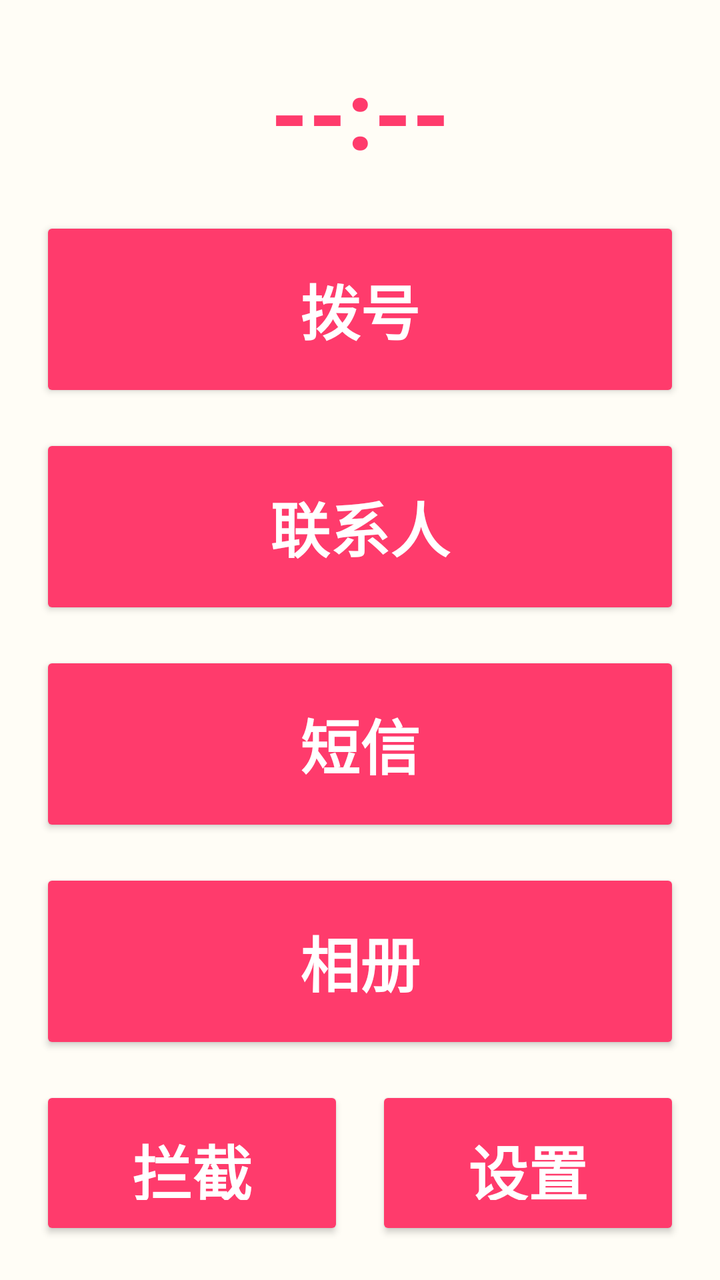
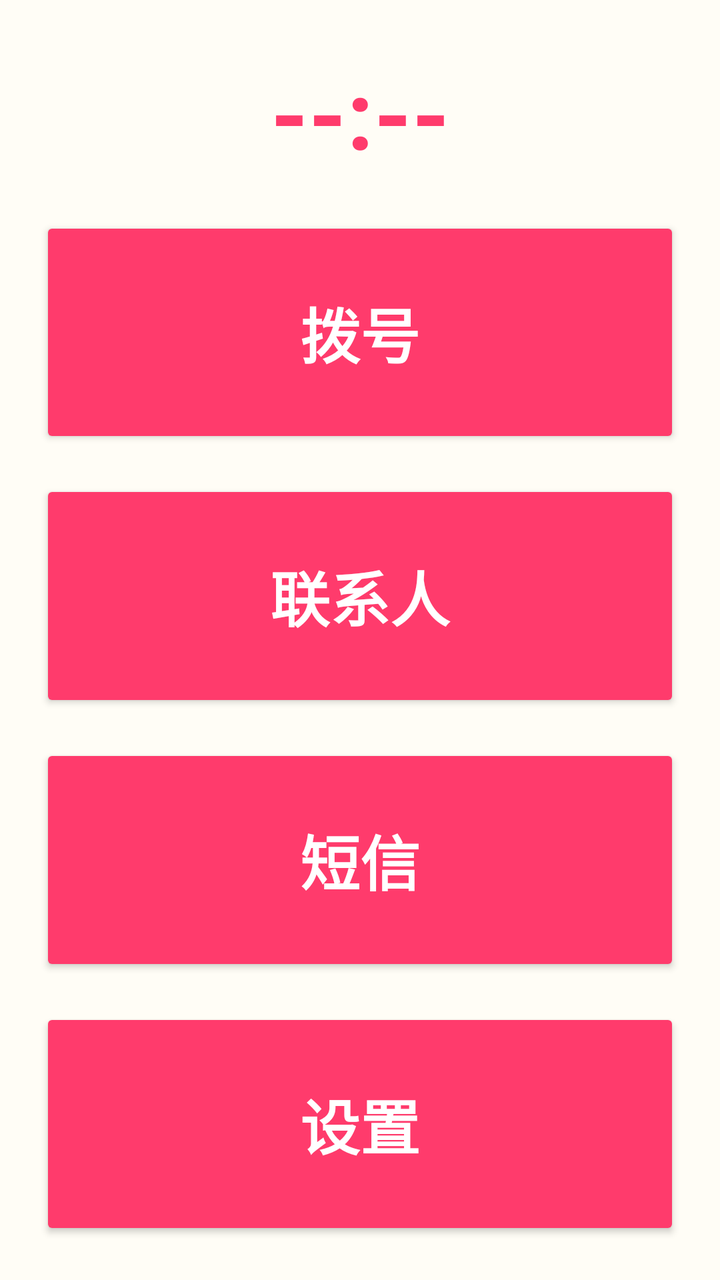

The first picture is an Android layout as it rendered before a commit; the second is the same layout after the commit. The layout source and the unified diff follow.
<!-- AndroidManifest.xml: application theme Theme.ElderLauncher -->
<!-- res/layout/activity_home.xml -->
<?xml version="1.0" encoding="utf-8"?>
<LinearLayout xmlns:android="http://schemas.android.com/apk/res/android"
    android:orientation="vertical"
    android:padding="12dp"
    android:layout_width="match_parent"
    android:layout_height="match_parent">

    <TextView
        android:id="@+id/tvClock"
        android:text="--:--"
        android:textSize="48sp"
        android:textStyle="bold"
        android:textColor="@color/primary"
        android:gravity="center"
        android:padding="12dp"
        android:layout_width="match_parent"
        android:layout_height="wrap_content" />

    <Button
        android:id="@+id/btnDialer"
        style="@style/BigButton"
        android:text="@string/home_dialer"
        android:layout_width="match_parent"
        android:layout_height="0dp"
        android:layout_weight="1" />

    <Button
        android:id="@+id/btnContacts"
        style="@style/BigButton"
        android:text="@string/home_contacts"
        android:layout_width="match_parent"
        android:layout_height="0dp"
        android:layout_weight="1" />

    <Button
        android:id="@+id/btnSms"
        style="@style/BigButton"
        android:text="@string/home_sms"
        android:layout_width="match_parent"
        android:layout_height="0dp"
        android:layout_weight="1" />

    <Button
        android:id="@+id/btnAlbum"
        style="@style/BigButton"
        android:text="@string/home_album"
        android:layout_width="match_parent"
        android:layout_height="0dp"
        android:layout_weight="1" />

    <LinearLayout
        android:orientation="horizontal"
        android:layout_width="match_parent"
        android:layout_height="0dp"
        android:layout_weight="1">

        <Button
            android:id="@+id/btnBlock"
            style="@style/BigButton"
            android:text="@string/home_block"
            android:layout_width="0dp"
            android:layout_weight="1"
            android:layout_height="match_parent" />

        <Button
            android:id="@+id/btnSettings"
            style="@style/BigButton"
            android:text="@string/home_settings"
            android:layout_width="0dp"
            android:layout_weight="1"
            android:layout_height="match_parent" />
    </LinearLayout>
</LinearLayout>
<!-- resources referenced by this layout -->
<resources>
  <color name="primary">#FF3B6C</color>
  <string name="home_album">相册</string>
  <string name="home_block">拦截</string>
  <string name="home_contacts">联系人</string>
  <string name="home_dialer">拨号</string>
  <string name="home_settings">设置</string>
  <string name="home_sms">短信</string>
  <style name="BigButton" parent="Widget.AppCompat.Button">
          <item name="android:textSize">30sp</item>
          <item name="android:textStyle">bold</item>
          <item name="android:textColor">@android:color/white</item>
          <item name="android:backgroundTint">@color/primary</item>
          <item name="android:layout_margin">8dp</item>
          <item name="android:padding">20dp</item>
      </style>
  <style name="Theme.ElderLauncher" parent="Theme.AppCompat.DayNight.NoActionBar">
          <item name="colorPrimary">@color/primary</item>
          <item name="colorPrimaryDark">@color/primary_dark</item>
          <item name="colorAccent">@color/accent</item>
          <item name="android:windowBackground">@color/bg</item>
          <item name="android:textSize">22sp</item>
          <item name="android:textColor">@color/text_dark</item>
      </style>
  <color name="primary_dark">#C2185B</color>
  <color name="accent">#FF6F91</color>
  <color name="bg">#FFFDF6</color>
  <color name="text_dark">#222222</color>
</resources>

<!-- the commit's change to res/layout/activity_home.xml (unified diff, before → after) -->
@@ -41,33 +41,10 @@
         android:layout_weight="1" />
 
     <Button
-        android:id="@+id/btnAlbum"
+        android:id="@+id/btnSettings"
         style="@style/BigButton"
-        android:text="@string/home_album"
+        android:text="@string/home_settings"
         android:layout_width="match_parent"
         android:layout_height="0dp"
         android:layout_weight="1" />
-
-    <LinearLayout
-        android:orientation="horizontal"
-        android:layout_width="match_parent"
-        android:layout_height="0dp"
-        android:layout_weight="1">
-
-        <Button
-            android:id="@+id/btnBlock"
-            style="@style/BigButton"
-            android:text="@string/home_block"
-            android:layout_width="0dp"
-            android:layout_weight="1"
-            android:layout_height="match_parent" />
-
-        <Button
-            android:id="@+id/btnSettings"
-            style="@style/BigButton"
-            android:text="@string/home_settings"
-            android:layout_width="0dp"
-            android:layout_weight="1"
-            android:layout_height="match_parent" />
-    </LinearLayout>
 </LinearLayout>
<!-- resource entries referenced after the edit -->
@@ -1,8 +1,6 @@
 <!-- resources referenced by this layout -->
 <resources>
   <color name="primary">#FF3B6C</color>
-  <string name="home_album">相册</string>
-  <string name="home_block">拦截</string>
   <string name="home_contacts">联系人</string>
   <string name="home_dialer">拨号</string>
   <string name="home_settings">设置</string>
